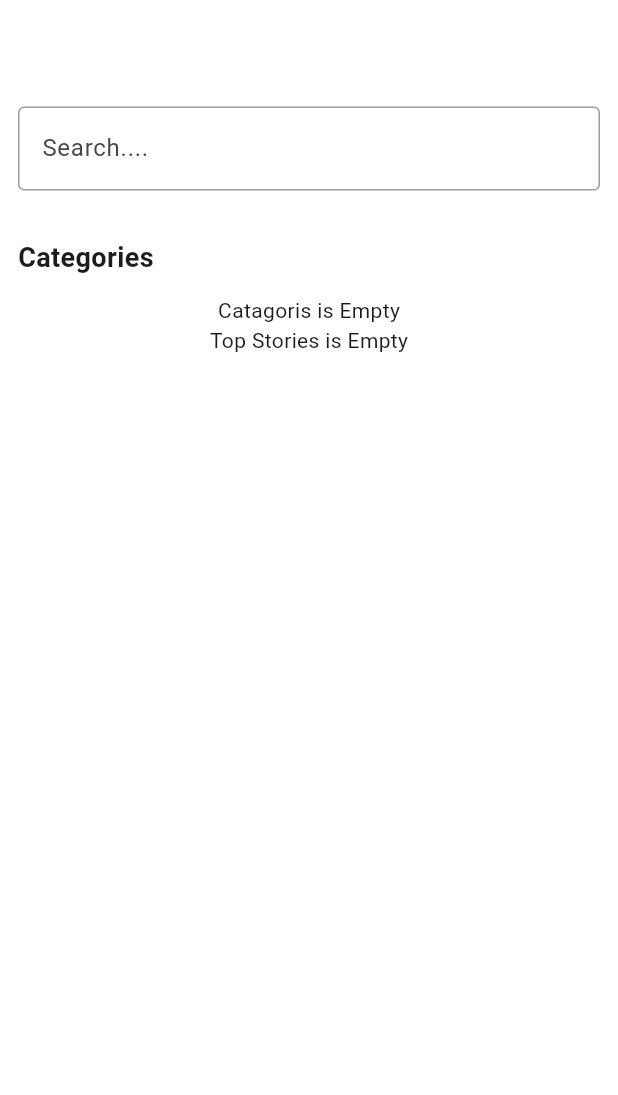
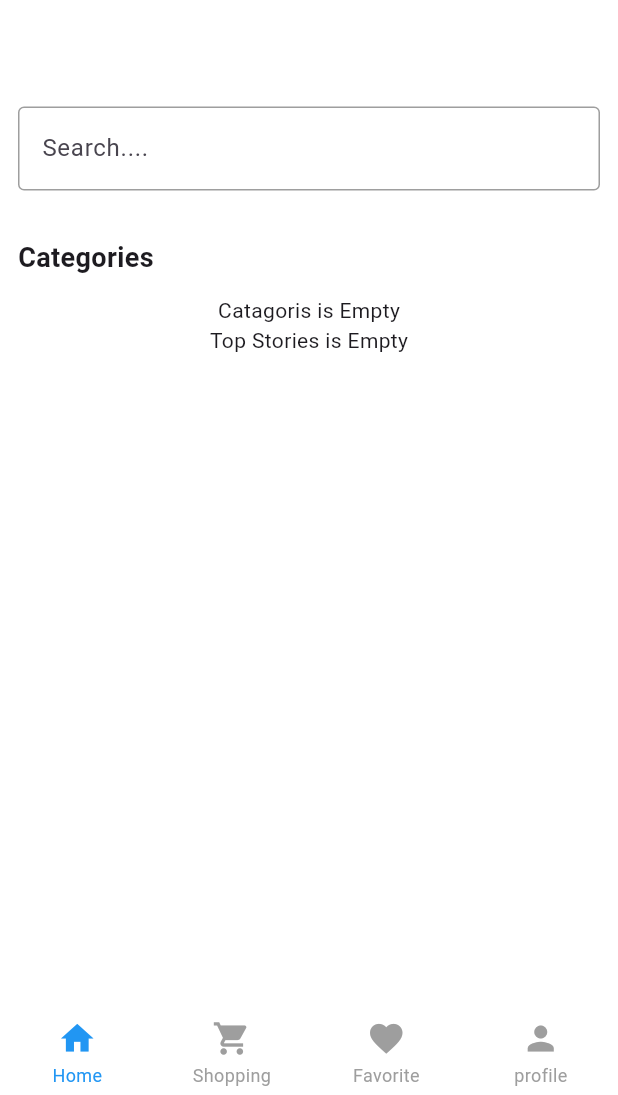
Before and after one commit to Shahzaibrizwan1/Flutter-E-commerce, a Flutter app: the screen it shows once a user with an empty profile is signed in, on a phone screen of 412 x 824 dp, the part 141-1236 px from its top. Run offline on Flutter 3.47's test engine with Material 3 defaults, Android fonts, the phone set to English and light mode, and no system bars; drawn by our look-alikes of persistent_bottom_nav_bar; our stand-ins replace cloud_firestore, firebase_auth, firebase_core, fluttertoast; accounts and stored records are empty.

Commit message:
Presist Custom Navigation Bar

```diff
--- a/lib/main.dart
+++ b/lib/main.dart
@@ -4,6 +4,7 @@ import 'package:ecomm_firebase/firebase_options.dart';
 import 'package:ecomm_firebase/provider/app_provider.dart';
 // import 'package:ecomm_firebase/myhomepage.dart';
 import 'package:ecomm_firebase/screens/auth_ui/welcome/welocme.dart';
+import 'package:ecomm_firebase/screens/coustom_bottom_bar/custom_bottom_bar.dart';
 import 'package:ecomm_firebase/screens/home/home.dart';
 import 'package:firebase_core/firebase_core.dart';
 import 'package:flutter/material.dart';
@@ -34,7 +35,7 @@ class MyApp extends StatelessWidget {
               stream: FirebaseAuthHelper.instance.getauthChanges,
               builder: (context, snapshot) {
                 if (snapshot.hasData) {
-                  return const Home();
+                  return const CustomNaviagtionBar();
                 }
                 return const Welocome();
               })),
--- /dev/null
+++ b/lib/screens/coustom_bottom_bar/custom_bottom_bar.dart
@@ -0,0 +1,160 @@
+import 'package:ecomm_firebase/screens/favouriteScreen/favourite_screen.dart';
+import 'package:ecomm_firebase/screens/home/home.dart';
+import "package:flutter/material.dart";
+import 'package:persistent_bottom_nav_bar/persistent_bottom_nav_bar.dart';
+
+class CustomNaviagtionBar extends StatefulWidget {
+  const CustomNaviagtionBar({
+    super.key,
+  });
+
+  @override
+  _CustomNaviagtionBarState createState() => _CustomNaviagtionBarState();
+}
+
+class _CustomNaviagtionBarState extends State<CustomNaviagtionBar> {
+  final PersistentTabController _controller = PersistentTabController();
+  late final bool _hideNavBar = false;
+  final List<ScrollController> _scrollControllers = [
+    ScrollController(),
+    ScrollController(),
+  ];
+
+  final NavBarStyle _navBarStyle = NavBarStyle.simple;
+
+  // @override
+  // void initState() {
+  //   super.initState();
+  //   _controller = PersistentTabController(initialIndex: 1);
+  //   _hideNavBar = false;
+  // }
+
+  // @override
+  // void dispose() {
+  //   for (final element in _scrollControllers) {
+  //     element.dispose();
+  //   }
+  //   super.dispose();
+  // }
+
+  List<Widget> _buildScreens() => [
+        const Home(),
+        const FavouriteScreen(),
+        const FavouriteScreen(),
+        const FavouriteScreen(),
+      ];
+
+  // Color? _getSecondaryItemColorForSpecificStyles() =>
+  //     _navBarStyle == NavBarStyle.style7 ||
+  //             _navBarStyle == NavBarStyle.style10 ||
+  //             _navBarStyle == NavBarStyle.style15 ||
+  //             _navBarStyle == NavBarStyle.style16 ||
+  //             _navBarStyle == NavBarStyle.style17 ||
+  //             _navBarStyle == NavBarStyle.style18
+  //         ? Colors.white
+  //         : null;
+
+  List<PersistentBottomNavBarItem> _navBarsItems() => [
+        PersistentBottomNavBarItem(
+          icon: const Icon(Icons.home),
+          title: "Home",
+          opacity: 0.7,
+          activeColorPrimary: Colors.blue,
+          activeColorSecondary: _navBarStyle == NavBarStyle.style7 ||
+                  _navBarStyle == NavBarStyle.style10
+              ? Colors.white
+              : null,
+          inactiveColorPrimary: Colors.grey,
+          scrollController: _scrollControllers.first,
+        ),
+        PersistentBottomNavBarItem(
+          icon: const Icon(Icons.shopping_cart),
+          title: "Shopping",
+          activeColorPrimary: Colors.deepOrange,
+          inactiveColorPrimary: Colors.grey,
+          activeColorSecondary: _navBarStyle == NavBarStyle.style7 ||
+                  _navBarStyle == NavBarStyle.style10
+              ? Colors.white
+              : null,
+        ),
+        PersistentBottomNavBarItem(
+          icon: const Icon(Icons.favorite),
+          title: "Favorite",
+          activeColorPrimary: Colors.indigo,
+          inactiveColorPrimary: Colors.grey,
+          activeColorSecondary: _navBarStyle == NavBarStyle.style7 ||
+                  _navBarStyle == NavBarStyle.style10
+              ? Colors.white
+              : null,
+          scrollController: _scrollControllers.last,
+        ),
+        PersistentBottomNavBarItem(
+          icon: const Icon(Icons.person),
+          title: "profile",
+          activeColorPrimary: Colors.blueAccent,
+          inactiveColorPrimary: Colors.grey,
+          // activeColorSecondary: _getSecondaryItemColorForSpecificStyles(),
+        ),
+      ];
+
+  @override
+  Widget build(final BuildContext context) => Scaffold(
+        // appBar: AppBar(
+        //   title: const Text("Navigation Bar Demo"),
+        //   backgroundColor: Colors.grey.shade900,
+        // ),
+        body: PersistentTabView(
+          context,
+          controller: _controller,
+          screens: _buildScreens(),
+          items: _navBarsItems(),
+          handleAndroidBackButtonPress: true,
+          resizeToAvoidBottomInset: false,
+          stateManagement: true,
+          hideNavigationBarWhenKeyboardAppears: true,
+          popBehaviorOnSelectedNavBarItemPress: PopBehavior.once,
+          hideOnScrollSettings: HideOnScrollSettings(
+            hideNavBarOnScroll: true,
+            scrollControllers: _scrollControllers,
+          ),
+          padding: const EdgeInsets.only(top: 8),
+          // floatingActionButton: IconButton(
+          //   icon: Container(
+          //     padding: const EdgeInsets.all(12),
+          //     decoration: const BoxDecoration(
+          //         shape: BoxShape.circle, color: Colors.orange),
+          //     child: const Icon(
+          //       Icons.add,
+          //       color: Colors.white,
+          //     ),
+          //   ),
+          //   onPressed: () {},
+          // ),
+
+          backgroundColor: Colors.white,
+          isVisible: !_hideNavBar,
+          animationSettings: const NavBarAnimationSettings(
+            navBarItemAnimation: ItemAnimationSettings(
+              // Navigation Bar's items animation properties.
+              duration: Duration(milliseconds: 400),
+              curve: Curves.ease,
+            ),
+            screenTransitionAnimation: ScreenTransitionAnimationSettings(
+              // Screen transition animation on change of selected tab.
+              animateTabTransition: true,
+              duration: Duration(milliseconds: 300),
+              screenTransitionAnimationType:
+                  ScreenTransitionAnimationType.fadeIn,
+            ),
+            onNavBarHideAnimation: OnHideAnimationSettings(
+              duration: Duration(milliseconds: 100),
+              curve: Curves.bounceInOut,
+            ),
+          ),
+          confineToSafeArea: true,
+          navBarHeight: kBottomNavigationBarHeight,
+          navBarStyle:
+              _navBarStyle, // Choose the nav bar style with this property
+        ),
+      );
+}
--- a/lib/screens/productdetails/product_details.dart
+++ b/lib/screens/productdetails/product_details.dart
@@ -150,6 +150,7 @@ class _ProductDescriptionScreenState extends State<ProductDescriptionScreen> {
                   ),
                 ],
               ),
+              const SizedBox(height: 45),
             ],
           ),
         ),
--- a/lib/screens/widgets/fovourite_Screen_item.dart
+++ b/lib/screens/widgets/fovourite_Screen_item.dart
@@ -37,8 +37,6 @@ class _FavouriteScreenItemState extends State<FavouriteScreenItem> {
                 flex: 1,
                 child: Container(
                   child: Image.network(widget.product.image),
-
-                  // decoration: const BoxDecoration(color: Colors.black),
                 )),
             Expanded(
                 flex: 2,
--- a/pubspec.yaml
+++ b/pubspec.yaml
@@ -40,6 +40,7 @@ dependencies:
   cloud_firestore: ^5.2.1
   firebase_storage: ^12.1.3
   fluttertoast: ^8.2.8
+  persistent_bottom_nav_bar: ^6.2.1
 
 dev_dependencies:
   flutter_test:
```
Also changed, not shown: pubspec.lock.
